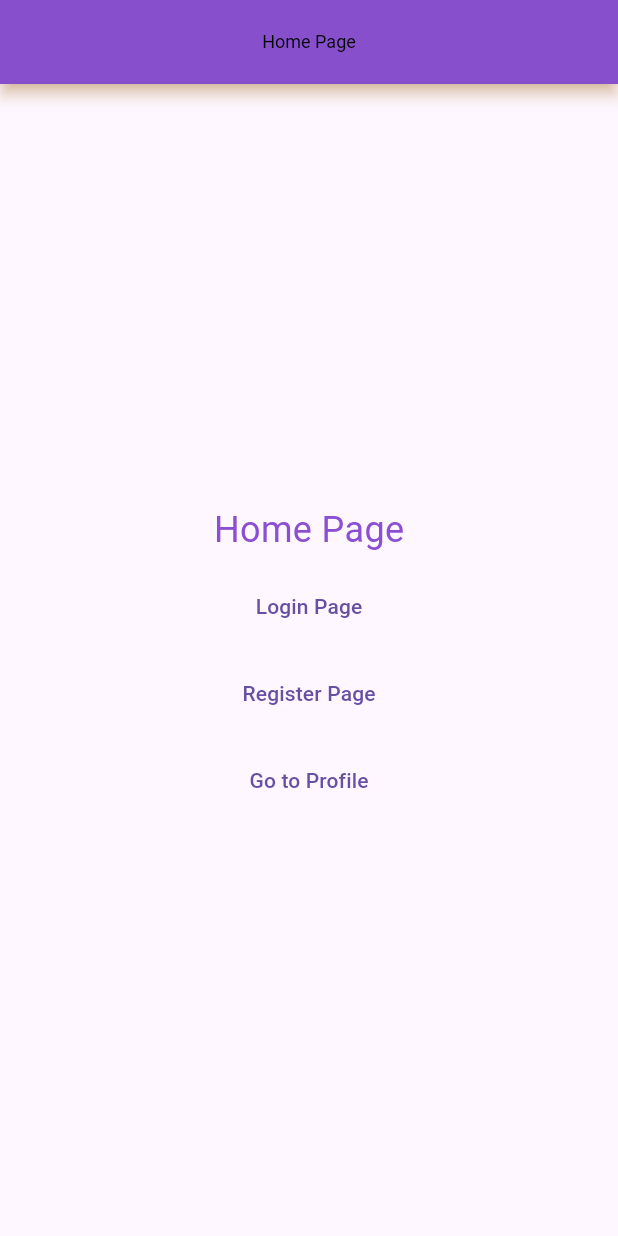
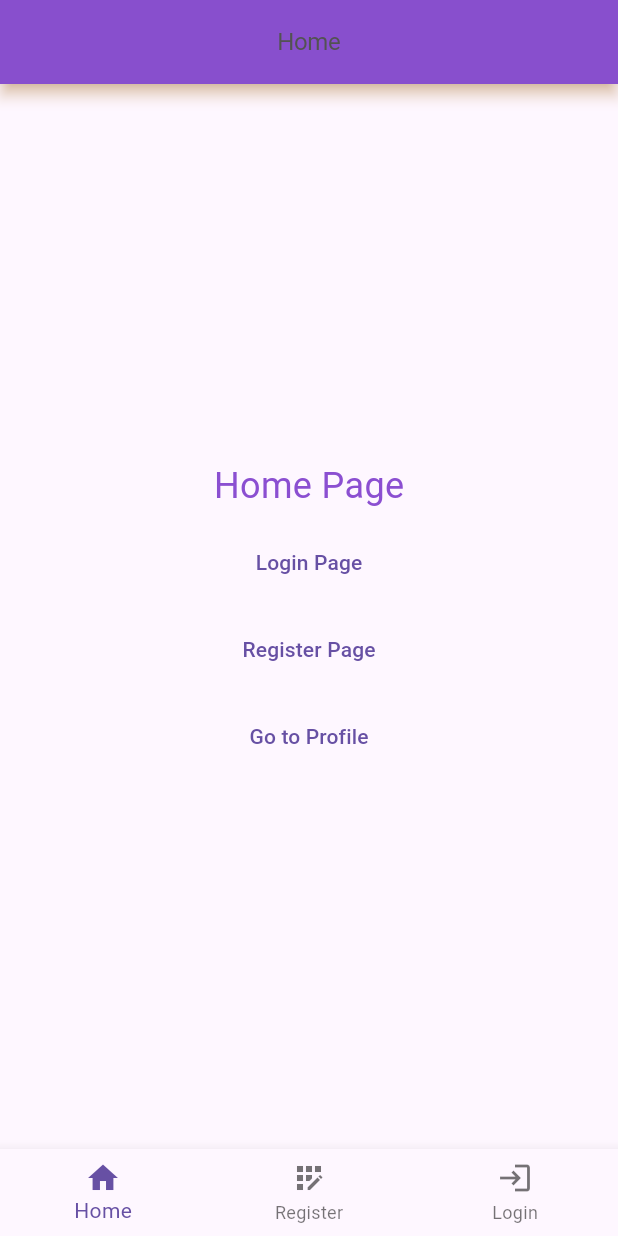
Before and after one commit to GhassanAlKaraan/spend-tracker, a Flutter app: the screen it shows after launch, on a phone screen of 412 x 824 dp. Run offline on Flutter 3.47's test engine with Material 3 defaults, Android fonts, the phone set to English and light mode, and no system bars; our stand-ins replace auto_route, shared_preferences; Roboto replaces fonts that are missing (NotoSans); project files that could hold a hidden picture were left out.

Commit message:
bottom navigation

```diff
--- a/lib/pages/home_page.dart
+++ b/lib/pages/home_page.dart
@@ -13,8 +13,8 @@ class HomePage extends StatelessWidget {
     return Scaffold(
       appBar: AppBar(
         title: Text(
-          "Home Page",
-          style: getRegularStyle(color: ColorManager.black),
+          "Home",
+          style: Theme.of(context).textTheme.displayLarge
         ),
       ),
       body: Center(
@@ -27,7 +27,7 @@ class HomePage extends StatelessWidget {
           const SizedBox(height: 10),
           TextButton(
               onPressed: () {
-                //context.router.push(LoginRoute());
+                context.router.push(LoginRoute(onResult: (bool? x) {  }));
               },
               child: const Text("Login Page")),
           const SizedBox(height: 10),
--- a/lib/pages/login_page.dart
+++ b/lib/pages/login_page.dart
@@ -5,6 +5,7 @@ import 'package:auto_route/auto_route.dart';
 import 'package:flutter/material.dart';
 import 'package:flutterfire_template/resources/color_manager.dart';
 import 'package:flutterfire_template/resources/font_manager.dart';
+import 'package:flutterfire_template/resources/routes_manager/app_router.gr.dart';
 import 'package:flutterfire_template/resources/styles_manager.dart';
 import 'package:shared_preferences/shared_preferences.dart';
 
--- /dev/null
+++ b/lib/pages/main_page.dart
@@ -0,0 +1,37 @@
+import 'package:auto_route/auto_route.dart';
+import 'package:flutter/material.dart';
+import 'package:flutterfire_template/resources/routes_manager/app_router.gr.dart';
+
+@RoutePage()
+class MainPage extends StatelessWidget {
+  const MainPage({super.key});
+
+  @override
+  Widget build(BuildContext context) {
+    return AutoTabsRouter(
+      routes: [
+        const HomeRoute(),
+        const RegisterRoute(),
+        LoginRoute(onResult: (bool? x) {  }),
+      ],
+      builder: (context, child) {
+        final tabsRouter = AutoTabsRouter.of(context);
+        return Scaffold(
+          body: child,
+          bottomNavigationBar: BottomNavigationBar(
+              currentIndex: tabsRouter.activeIndex,
+              onTap: (value) {
+                tabsRouter.setActiveIndex(value);
+              },
+              items: const [
+                BottomNavigationBarItem(icon: Icon(Icons.home), label: "Home"),
+                BottomNavigationBarItem(
+                    icon: Icon(Icons.app_registration), label: "Register"),
+                BottomNavigationBarItem(
+                    icon: Icon(Icons.login), label: "Login"),
+              ]),
+        );
+      },
+    );
+  }
+}
--- a/lib/pages/profile_page.dart
+++ b/lib/pages/profile_page.dart
@@ -16,9 +16,8 @@ class ProfilePage extends StatelessWidget {
       appBar: AppBar(
           centerTitle: true,
           title: Text(
-            "Profile PAGE",
-            style: getMediumStyle(color: ColorManager.darkGrey)
-                .copyWith(fontSize: 24),
+            "Profile",
+            style: Theme.of(context).textTheme.displayLarge
           )),
       body: Center(
         child: Column(
--- a/lib/pages/register_page.dart
+++ b/lib/pages/register_page.dart
@@ -13,9 +13,8 @@ class RegisterPage extends StatelessWidget {
       appBar: AppBar(
           centerTitle: true,
           title: Text(
-            "REGISTER PAGE",
-            style: getMediumStyle(color: ColorManager.darkGrey)
-                .copyWith(fontSize: 24),
+            "Register",
+            style: Theme.of(context).textTheme.displayLarge
           )),
       body: Center(
         child: Text(
--- a/lib/resources/routes_manager/app_router.dart
+++ b/lib/resources/routes_manager/app_router.dart
@@ -7,15 +7,21 @@ import 'app_router.gr.dart';
 class AppRouter extends $AppRouter {
   @override
   List<AutoRoute> get routes => [
+        //! Bottom Navigation Page
+        AutoRoute(page: MainRoute.page, initial: true, children: [
+          AutoRoute(page: HomeRoute.page),
+          AutoRoute(page: RegisterRoute.page),
+          AutoRoute(page: LoginRoute.page),
+        ]),
 
         // Auth Routes
-        AutoRoute(page: LoginRoute.page),
-        AutoRoute(page: RegisterRoute.page),
+        AutoRoute(page: ProfileRoute.page, guards: [AuthGard()]),
+        //AutoRoute(page: RegisterRoute.page),
 
         // Protected Route
-        AutoRoute(page: ProfileRoute.page, guards: [AuthGard()]),
+        //AutoRoute(page: ProfileRoute.page, guards: [AuthGard()]),
 
         // Initial Route
-        AutoRoute(page: HomeRoute.page, initial: true),
+        //AutoRoute(page: HomeRoute.page, initial: true),
       ];
 }
```
Also changed, not shown: lib/resources/routes_manager/app_router.gr.dart.
